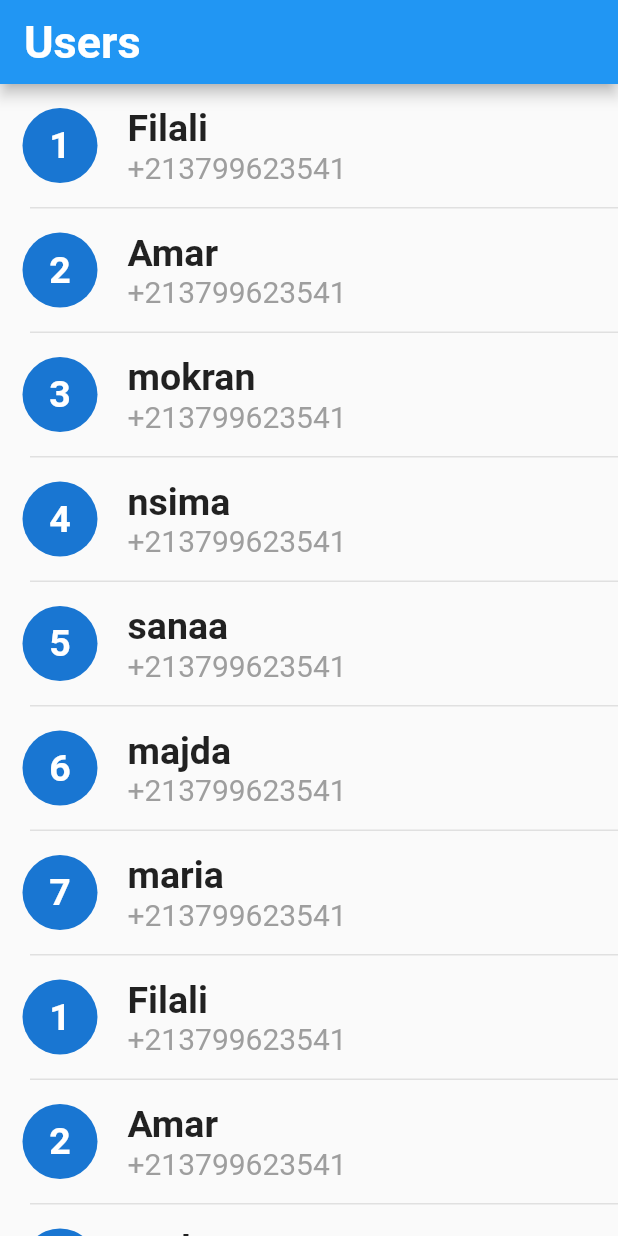
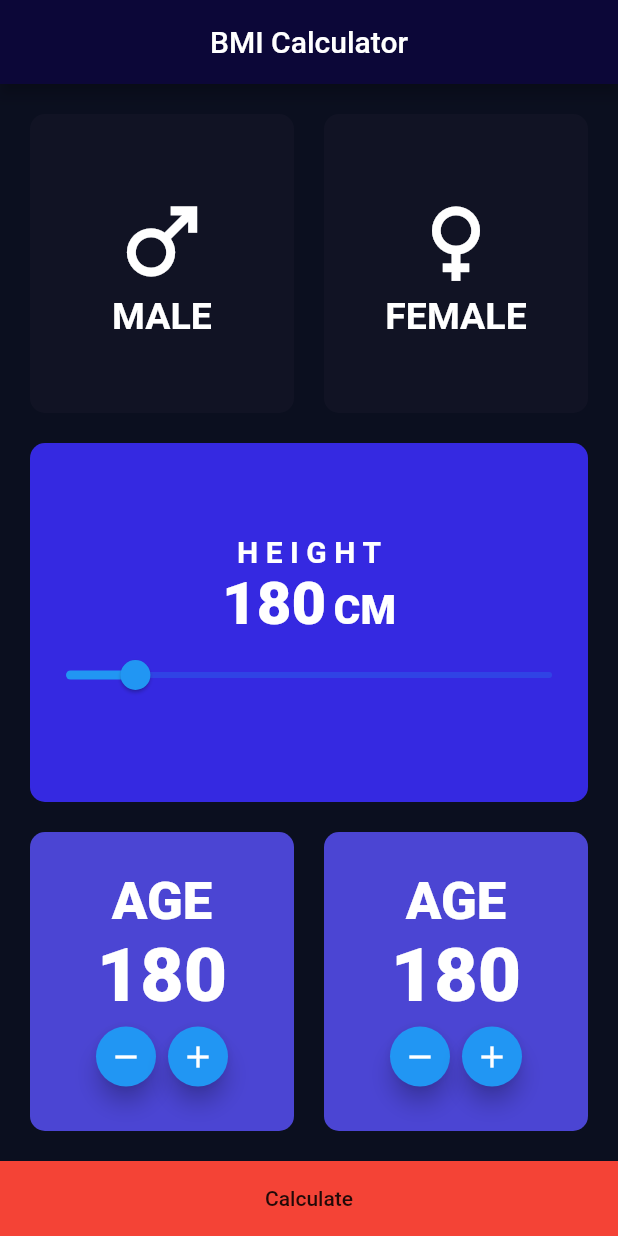
Before and after one commit to raouffilali/Testin-app, a Flutter app: the screen it shows after launch, on a phone screen of 412 x 824 dp. Run offline on Flutter 3.47's test engine with Material 2 defaults, Android fonts, the phone set to English and light mode, and no system bars.

Commit message:
adding bmi calculator

```diff
--- /dev/null
+++ b/lib/bmi-screen.dart
@@ -0,0 +1,268 @@
+import 'package:flutter/cupertino.dart';
+import 'package:flutter/material.dart';
+
+class BmiScreen extends StatefulWidget {
+  const BmiScreen({Key? key}) : super(key: key);
+
+  @override
+  State<BmiScreen> createState() => _BmiScreenState();
+}
+
+class _BmiScreenState extends State<BmiScreen> {
+  @override
+  Widget build(BuildContext context) {
+    return Scaffold(
+      backgroundColor: const Color(0xFF0B0F1F),
+      appBar: AppBar(
+        backgroundColor: const Color(0xFF0C0738),
+        centerTitle: true,
+        title: const Text(
+          'BMI Calculator',
+        ),
+      ),
+      body: Column(
+        children: [
+          Expanded(
+            child: Container(
+              width: double.infinity,
+              color: const Color(0xFF0B0F1F),
+              child: Padding(
+                padding: const EdgeInsets.all(20.0),
+                child: Row(
+                  children: [
+                    Expanded(
+                      child: Container(
+                        decoration: BoxDecoration(
+                          borderRadius: BorderRadius.circular(10.0),
+                          color: const Color(0xFF111324),
+                        ),
+                        child: Column(
+                          mainAxisAlignment: MainAxisAlignment.center,
+                          children: const [
+                            Icon(
+                              Icons.male,
+                              size: 70,
+                              color: Color(0xFFFFFFFF),
+                            ),
+                            Text(
+                              'MALE',
+                              style: TextStyle(
+                                color: Color(0xFFFFFFFF),
+                                fontSize: 25,
+                                fontWeight: FontWeight.bold,
+                              ),
+                            ),
+                          ],
+                        ),
+                      ),
+                    ),
+                    const SizedBox(
+                      width: 20,
+                    ),
+                    Expanded(
+                      child: Container(
+                        decoration: BoxDecoration(
+                          borderRadius: BorderRadius.circular(10.0),
+                          color: const Color(0xFF111324),
+                        ),
+                        child: Column(
+                          mainAxisAlignment: MainAxisAlignment.center,
+                          children: const [
+                            Icon(
+                              color: Color(0xFFFFFFFF),
+                              Icons.female,
+                              size: 70,
+                            ),
+                            Text(
+                              'FEMALE',
+                              style: TextStyle(
+                                  color: Color(0xFFFFFFFF),
+                                  fontSize: 25,
+                                  fontWeight: FontWeight.bold),
+                            )
+                          ],
+                        ),
+                      ),
+                    ),
+                  ],
+                ),
+              ),
+            ),
+          ),
+          Expanded(
+            child: Padding(
+              padding: const EdgeInsets.symmetric(horizontal: 20.0),
+              child: Container(
+                width: double.infinity,
+                child: Container(
+                  decoration: BoxDecoration(
+                    borderRadius: BorderRadius.circular(10.0),
+                    color: const Color(0xFF3529E1),
+                  ),
+                  child: Column(
+                    mainAxisAlignment: MainAxisAlignment.center,
+                    children: [
+                      const Text(
+                        'HEIGHT',
+                        style: TextStyle(
+                          letterSpacing: 5,
+                          color: Color(0xFFFFFfFF),
+                          fontSize: 20,
+                          fontWeight: FontWeight.bold,
+                        ),
+                      ),
+                      Row(
+                        mainAxisAlignment: MainAxisAlignment.center,
+                        crossAxisAlignment: CrossAxisAlignment.baseline,
+                        textBaseline: TextBaseline.alphabetic,
+                        children: const [
+                          Text(
+                            '180',
+                            style: TextStyle(
+                              color: Color(0xFFFFFFFF),
+                              fontSize: 40,
+                              fontWeight: FontWeight.w900,
+                            ),
+                          ),
+                          SizedBox(
+                            width: 5.0,
+                          ),
+                          Text(
+                            'CM',
+                            style: TextStyle(
+                              color: Color(0xFFFFFFFF),
+                              fontSize: 27,
+                              fontWeight: FontWeight.w900,
+                            ),
+                          ),
+                        ],
+                      ),
+                      Slider(
+                        value: 100.0,
+                        onChanged: (value) {
+                          print(value.round());
+                        },
+                        max: 220.0,
+                        min: 80.0,
+                      )
+                    ],
+                  ),
+                ),
+              ),
+            ),
+          ),
+          Expanded(
+            child: Padding(
+              padding: const EdgeInsets.all(20.0),
+              child: Row(
+                mainAxisAlignment: MainAxisAlignment.center,
+                children: [
+                  Expanded(
+                    child: Container(
+                      decoration: BoxDecoration(
+                        borderRadius: BorderRadius.circular(10.0),
+                        color: const Color(0xFF4B45D3),
+                      ),
+                      child: Column(
+                        mainAxisAlignment: MainAxisAlignment.center,
+                        children: [
+                          const Text(
+                            'AGE',
+                            style: TextStyle(
+                              color: Color(0xFFFFFFFF),
+                              fontSize: 35,
+                              fontWeight: FontWeight.w900,
+                            ),
+                          ),
+                          const Text(
+                            '180',
+                            style: TextStyle(
+                              color: Color(0xFFFFFFFF),
+                              fontSize: 50,
+                              fontWeight: FontWeight.w900,
+                            ),
+                          ),
+                          Row(
+                            mainAxisAlignment: MainAxisAlignment.center,
+                            children: [
+                              FloatingActionButton(
+                                mini: true,
+                                onPressed: () {},
+                                child: const Icon(Icons.remove),
+                              ),
+                              FloatingActionButton(
+                                mini: true,
+                                onPressed: () {},
+                                child: const Icon(Icons.add),
+                              ),
+                            ],
+                          )
+                        ],
+                      ),
+                    ),
+                  ),
+                  SizedBox(
+                    width: 20,
+                  ),
+                  Expanded(
+                    child: Container(
+                      decoration: BoxDecoration(
+                        borderRadius: BorderRadius.circular(10.0),
+                        color: const Color(0xFF4B45D3),
+                      ),
+                      child: Column(
+                        mainAxisAlignment: MainAxisAlignment.center,
+                        children: [
+                          const Text(
+                            'AGE',
+                            style: TextStyle(
+                              color: Color(0xFFFFFFFF),
+                              fontSize: 35,
+                              fontWeight: FontWeight.w900,
+                            ),
+                          ),
+                          const Text(
+                            '180',
+                            style: TextStyle(
+                              color: Color(0xFFFFFFFF),
+                              fontSize: 50,
+                              fontWeight: FontWeight.w900,
+                            ),
+                          ),
+                          Row(
+                            mainAxisAlignment: MainAxisAlignment.center,
+                            children: [
+                              FloatingActionButton(
+                                mini: true,
+                                onPressed: () {},
+                                child: const Icon(Icons.remove),
+                              ),
+                              FloatingActionButton(
+                                mini: true,
+                                onPressed: () {},
+                                child: const Icon(Icons.add),
+                              ),
+                            ],
+                          )
+                        ],
+                      ),
+                    ),
+                  ),
+                ],
+              ),
+            ),
+          ),
+          Container(
+            color: Colors.red,
+            width: double.infinity,
+            child: MaterialButton(
+              height: 50,
+              onPressed: () {},
+              child: const Text('Calculate'),
+            ),
+          )
+        ],
+      ),
+    );
+  }
+}
--- /dev/null
+++ b/lib/counter-screen.dart
@@ -0,0 +1,74 @@
+import 'package:flutter/cupertino.dart';
+import 'package:flutter/material.dart';
+
+//State less contain one class provide widget
+
+/* statfull widget contain classes
+1: first class provide widget
+2: second class provide stat from this widget
+* */
+
+class CounterScreen extends StatefulWidget {
+  CounterScreen({Key? key}) : super(key: key);
+
+  @override
+  State<CounterScreen> createState() => _CounterScreenState();
+}
+
+class _CounterScreenState extends State<CounterScreen> {
+  int counter = 0;
+  String minusZero = "makanch taht 0 Yakho";
+  @override
+  void initState() {
+    super.initState();
+  }
+
+  @override
+  Widget build(BuildContext context) {
+    return Scaffold(
+      appBar: AppBar(
+        title: const Text(
+          'Counter',
+          style: TextStyle(
+            fontSize: 26,
+            fontWeight: FontWeight.w600,
+            color: Colors.white,
+          ),
+        ),
+      ),
+      body: Center(
+        child: Row(
+          crossAxisAlignment: CrossAxisAlignment.center,
+          mainAxisAlignment: MainAxisAlignment.center,
+          children: [
+            TextButton(
+              onPressed: () {
+                setState(() {
+                  while (counter > 0) {
+                    counter--;
+                  }
+                });
+              },
+              child: Text('MINUS'),
+            ),
+            Padding(
+              padding: const EdgeInsets.symmetric(horizontal: 8.0),
+              child: Text(
+                '${counter}',
+                style: TextStyle(fontSize: 50, fontWeight: FontWeight.bold),
+              ),
+            ),
+            TextButton(
+              onPressed: () {
+                setState(() {
+                  counter++;
+                });
+              },
+              child: Text('ADD'),
+            ),
+          ],
+        ),
+      ),
+    );
+  }
+}
--- a/lib/main.dart
+++ b/lib/main.dart
@@ -3,6 +3,8 @@ import 'package:testing_app/Login_Screen.dart';
 import 'package:testing_app/users-screen.dart';
 
 import 'LoginPage.dart';
+import 'bmi-screen.dart';
+import 'counter-screen.dart';
 import 'messengerScreen.dart';
 
 void main() {
@@ -17,7 +19,7 @@ class MyApp extends StatelessWidget {
     // ignore: prefer_const_constructors
     return MaterialApp(
       // ignore: prefer_const_constructors
-      home: UserScreen(),
+      home: BmiScreen(),
       debugShowCheckedModeBanner: false,
     );
   }
```
